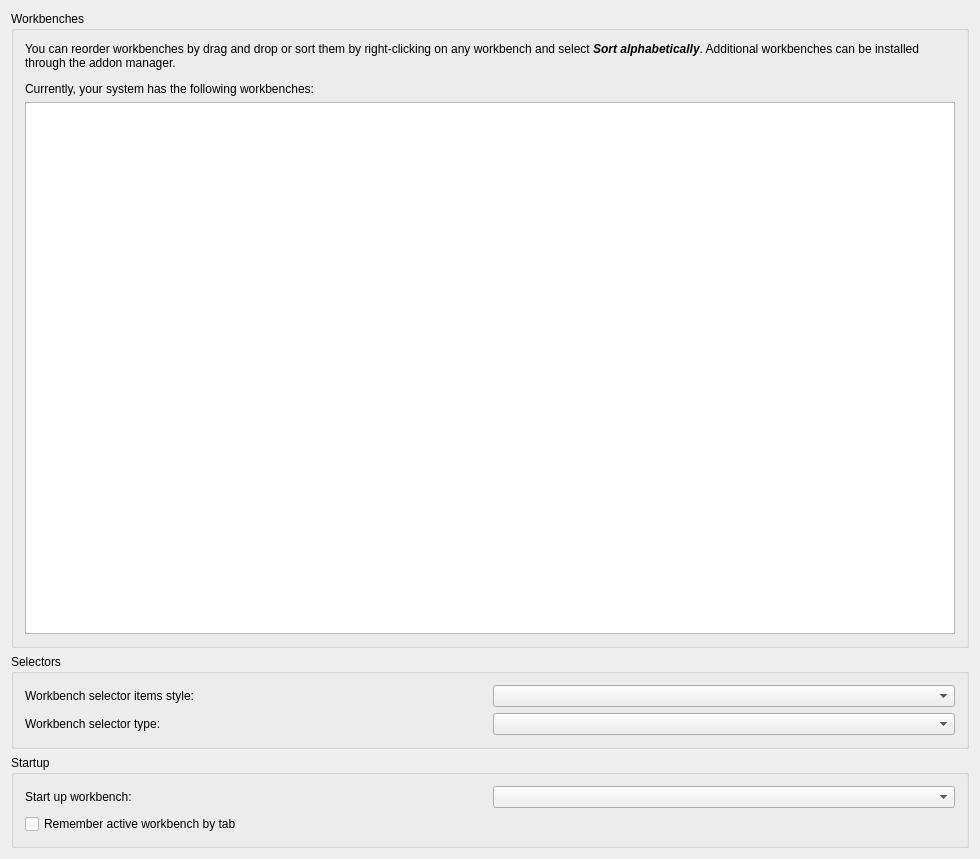
Qt form src/Gui/PreferencePages/DlgSettingsWorkbenches.ui (southseact-3d/fcd) before a commit.
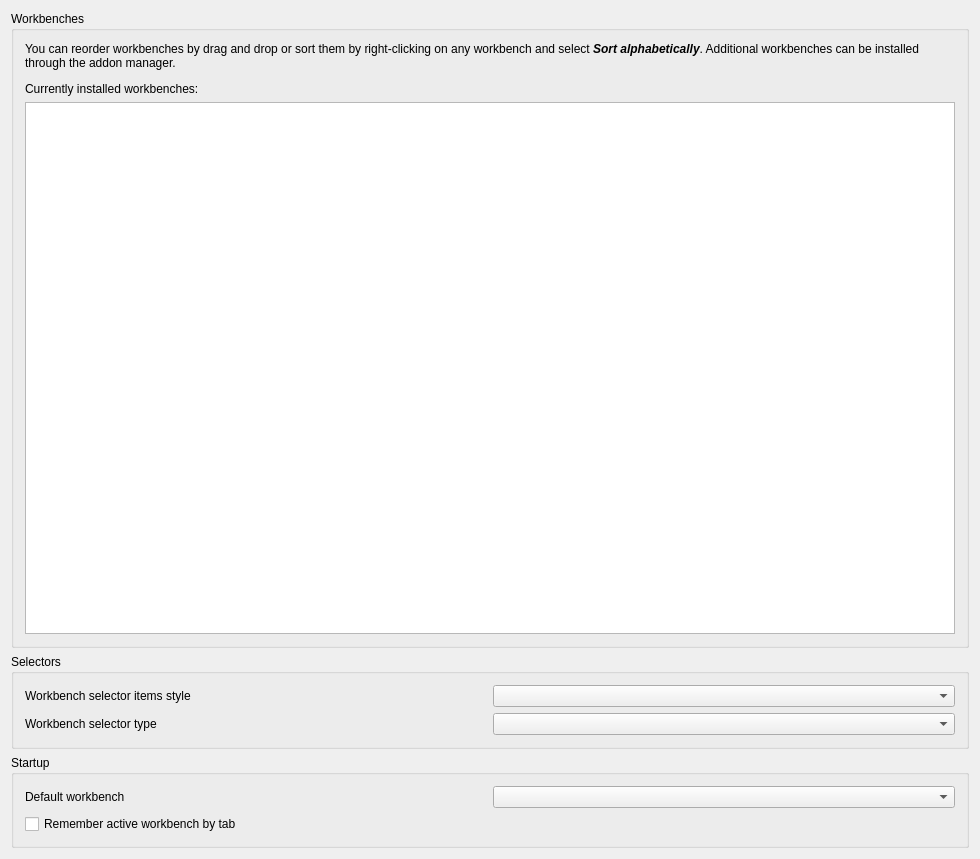
The same form after that commit. Custom widgets are drawn as their Qt base class.

The edit to the form file:
```diff
--- a/src/Gui/PreferencePages/DlgSettingsWorkbenches.ui
+++ b/src/Gui/PreferencePages/DlgSettingsWorkbenches.ui
@@ -36,7 +36,7 @@
         </property>
         <property name="text">
          <string>&lt;html&gt;&lt;head/&gt;&lt;body&gt;&lt;p&gt;You can reorder workbenches by drag and drop or sort them by right-clicking on any workbench and select &lt;span style=&quot;  font-weight:600; font-style:italic;&quot;&gt;Sort alphabetically&lt;/span&gt;. Additional workbenches can be installed through the addon manager.&lt;/p&gt;&lt;p&gt;
-Currently, your system has the following workbenches:&lt;/p&gt;&lt;/body&gt;&lt;/html&gt;</string>
+Currently installed workbenches:&lt;/p&gt;&lt;/body&gt;&lt;/html&gt;</string>
         </property>
         <property name="wordWrap">
          <bool>true</bool>
@@ -75,7 +75,7 @@
         <item>
          <widget class="QLabel" name="WorkbenchSelectorItemLabel">
           <property name="text">
-           <string>Workbench selector items style:</string>
+           <string>Workbench selector items style</string>
           </property>
          </widget>
         </item>
@@ -108,7 +108,7 @@
         <item>
          <widget class="QLabel" name="WorkbenchSelectorTypeLabel">
           <property name="text">
-           <string>Workbench selector type:</string>
+           <string>Workbench selector type</string>
           </property>
          </widget>
         </item>
@@ -150,7 +150,7 @@
         <item>
          <widget class="QLabel" name="autoModuleLabel">
           <property name="text">
-           <string>Start up workbench:</string>
+           <string>Default workbench</string>
           </property>
          </widget>
         </item>
```
Left out of the diff: 8 changed lines with no effect on the pictures.
